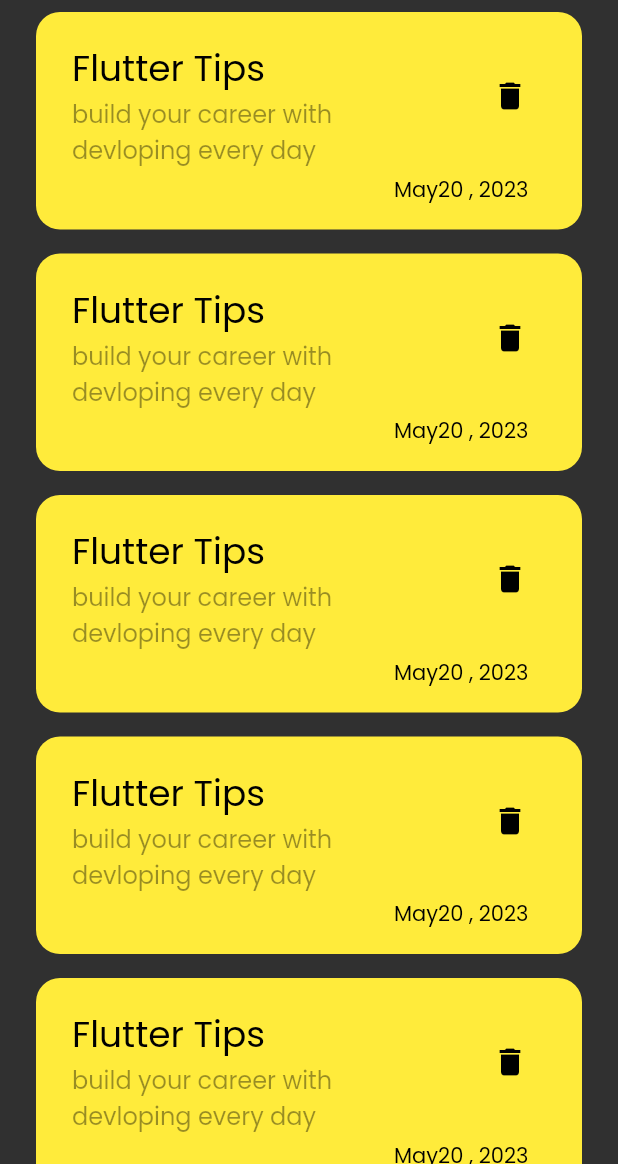
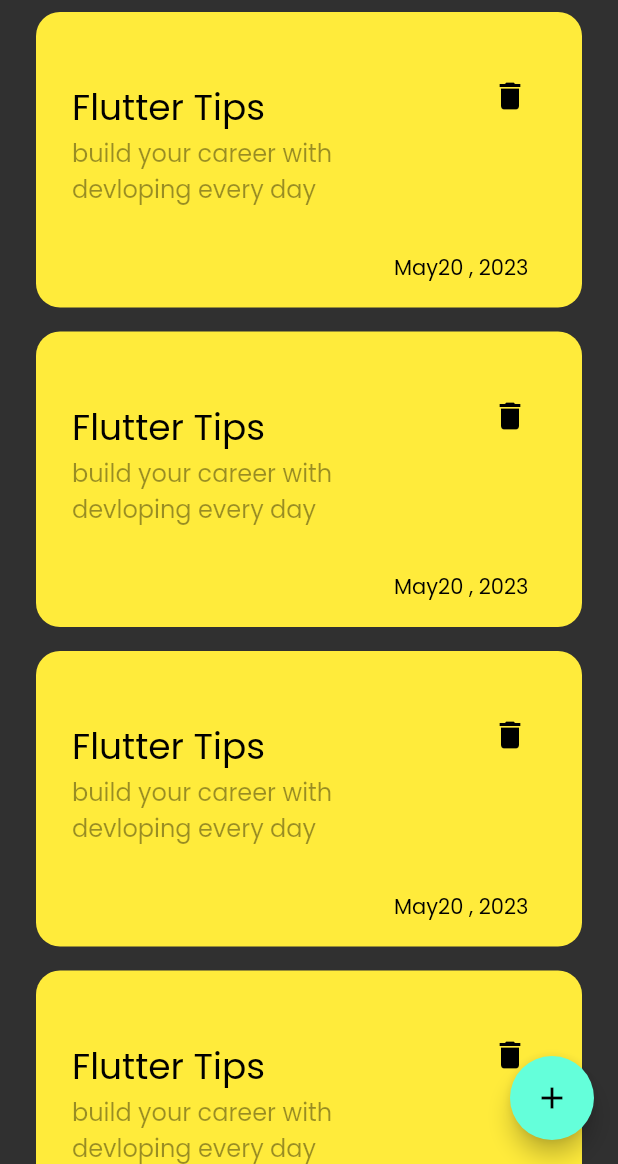
Before and after one commit to YoussefLachgar/notes_app, a Flutter app: the screen it shows after launch, on a phone screen of 412 x 824 dp, the part 72-1236 px from its top. Run offline on Flutter 3.47's test engine with Material 2 defaults, Android fonts, the phone set to English and light mode, and no system bars.

Commit message:
7: i create floating Action Button in the Notes View File

```diff
--- a/lib/views/notes.view.dart
+++ b/lib/views/notes.view.dart
@@ -9,6 +9,10 @@ class NotesView extends StatelessWidget {
   @override
   Widget build(BuildContext context) {
     return Scaffold(
+      floatingActionButton: FloatingActionButton(
+        onPressed: () {},
+        child: Icon(Icons.add),
+      ),
       body: const NotesViewBody(),
     );
   }
--- a/lib/views/widgets/custom_note_item.view.dart
+++ b/lib/views/widgets/custom_note_item.view.dart
@@ -15,6 +15,8 @@ class NoteItem extends StatelessWidget {
         crossAxisAlignment: CrossAxisAlignment.end,
         children: [
           ListTile(
+            horizontalTitleGap: 40.0,
+            minVerticalPadding: 30.0,
             title: Text(
               'Flutter Tips',
               style: TextStyle(
```
